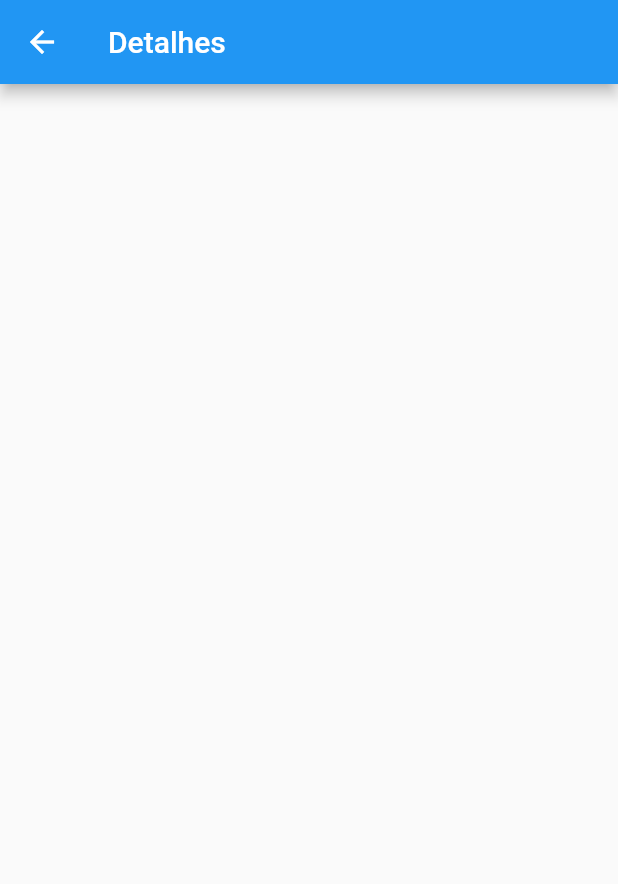
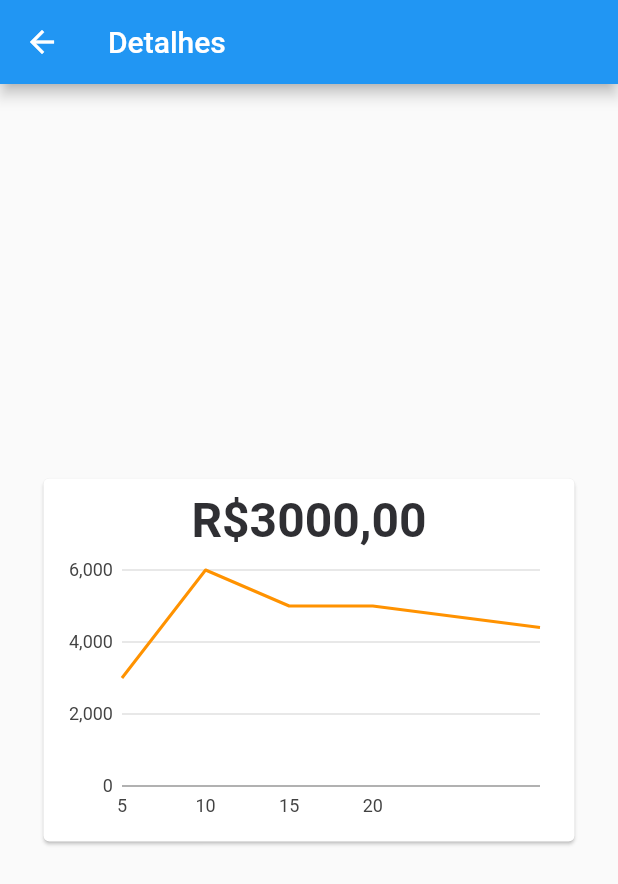
Before and after one commit to CamileBarros/ListagemCrypto, a Flutter app: the HomeDetails screen opened by its route, on a phone screen of 412 x 824 dp. Shown: the top 884 px of the screen. Run offline on Flutter 3.47's test engine with Material 2 defaults, Android fonts, the phone set to English and light mode, and no system bars; our stand-ins replace charts_flutter, google_fonts.

Commit message:
charts started

```diff
--- a/lib/main.dart
+++ b/lib/main.dart
@@ -19,7 +19,7 @@ class MyApp extends StatelessWidget {
       routes: {
         '/homeWallet': (BuildContext context) => const HomeWalletPage(),
         '/homepagge': (BuildContext context) => HomePage(),
-        '/details': (BuildContext context) => const HomeDetails(),
+        '/details': (BuildContext context) => HomeDetails(),
         '/navBar': (BuildContext context) => const BottomNavBar()
       },
       debugShowCheckedModeBanner: false,
--- a/lib/modules/pages/details/details_page.dart
+++ b/lib/modules/pages/details/details_page.dart
@@ -1,8 +1,11 @@
 import 'package:flutter/material.dart';
-import 'package:listagem_crypto/shared/model/crypto_list_model.dart';
+import 'package:listagem_crypto/shared/model/charts_model.dart';
+import 'package:listagem_crypto/shared/themes/app_colors.dart';
+import 'package:charts_flutter/flutter.dart' as charts;
+import 'package:listagem_crypto/shared/widgets/crypto_chart.dart';
 
 class HomeDetails extends StatefulWidget {
-  const HomeDetails({
+  HomeDetails({
     Key? key,
   }) : super(key: key);
 
@@ -11,11 +14,37 @@ class HomeDetails extends StatefulWidget {
 }
 
 class _HomeDetailsState extends State<HomeDetails> {
+  final List<ChartsCryptoList> data = [
+    ChartsCryptoList(
+        actualValue: 3000,
+        period: 5,
+        barColor: charts.ColorUtil.fromDartColor(AppColors.linePrimary)),
+    ChartsCryptoList(
+        actualValue: 6000,
+        period: 10,
+        barColor: charts.ColorUtil.fromDartColor(AppColors.linePrimary)),
+    ChartsCryptoList(
+        actualValue: 5000,
+        period: 15,
+        barColor: charts.ColorUtil.fromDartColor(AppColors.linePrimary)),
+    ChartsCryptoList(
+        actualValue: 5000,
+        period: 20,
+        barColor: charts.ColorUtil.fromDartColor(AppColors.linePrimary)),
+    ChartsCryptoList(
+        actualValue: 4400,
+        period: 30,
+        barColor: charts.ColorUtil.fromDartColor(AppColors.linePrimary)),
+  ];
+
   @override
   Widget build(BuildContext context) {
     return Scaffold(
-      appBar: AppBar(title: const Text('Detalhes')),
-      body: Column(),
+      appBar: AppBar(title: Text('Detalhes')),
+      body: Center(
+          child: CryptoChart(
+        data: data,
+      )),
     );
   }
 }
--- /dev/null
+++ b/lib/shared/model/charts_model.dart
@@ -0,0 +1,12 @@
+import 'package:charts_flutter/flutter.dart' as charts;
+
+class ChartsCryptoList {
+  int actualValue;
+  int period;
+  charts.Color barColor;
+
+  ChartsCryptoList(
+      {required this.actualValue,
+      required this.period,
+      required this.barColor});
+}
--- /dev/null
+++ b/lib/shared/model/crypto_info_model.dart
@@ -0,0 +1,12 @@
+class CryptoInfo {
+  int actualValue;
+  int marketCapt;
+  int valueMin;
+  int valueMax;
+
+  CryptoInfo(
+      {required this.actualValue,
+      required this.marketCapt,
+      required this.valueMin,
+      required this.valueMax});
+}
--- a/lib/shared/model/crypto_list_model.dart
+++ b/lib/shared/model/crypto_list_model.dart
@@ -1,13 +1,8 @@
-import 'package:flutter/src/widgets/basic.dart';
-
 class CryptoListModel {
   String initialsCrypto;
   String nameCrypto;
   int investedAmount;
   int dayVariation;
-
-  // CryptoListModel(this.initialsCrypto, this.nameCrypto, this.investedAmount,
-  //     this.dayVariation);
 
   CryptoListModel(
       {required this.initialsCrypto,
--- /dev/null
+++ b/lib/shared/themes/app_colors.dart
@@ -0,0 +1,11 @@
+import 'package:flutter/cupertino.dart';
+
+class AppColors {
+  static final primary = Color(0xFFF5F6FA);
+  static final brandPrimary = Color(0xFFE02B57);
+  static final background = Color(0xFFE5E5E5);
+  static final statusPos = Color(0xFFA0F4E0);
+  static final statusNeg = Color(0xFFF7A1A1);
+  static final textPrimary = Color(0xFF2F2F33);
+  static final linePrimary = Color(0xFFFF9200);
+}
--- /dev/null
+++ b/lib/shared/themes/app_text_style.dart
@@ -0,0 +1,8 @@
+import 'package:flutter/cupertino.dart';
+import 'package:google_fonts/google_fonts.dart';
+import 'package:listagem_crypto/shared/themes/app_colors.dart';
+
+class TextStyles {
+  static final titlePrimary = GoogleFonts.lexendDeca(
+      fontSize: 32, fontWeight: FontWeight.w700, color: AppColors.textPrimary);
+}
--- /dev/null
+++ b/lib/shared/widgets/crypto_chart.dart
@@ -0,0 +1,49 @@
+import 'package:charts_flutter/flutter.dart' as charts;
+import 'package:flutter/material.dart';
+import 'package:listagem_crypto/shared/model/charts_model.dart';
+import 'package:listagem_crypto/shared/themes/app_text_style.dart';
+
+class CryptoChart extends StatelessWidget {
+  final List<ChartsCryptoList> data;
+
+  const CryptoChart({Key? key, required this.data}) : super(key: key);
+
+  @override
+  Widget build(BuildContext context) {
+    List<charts.Series<ChartsCryptoList, num>> series = [
+      charts.Series(
+          id: "charts",
+          data: data,
+          domainFn: (ChartsCryptoList series, _) => series.period,
+          measureFn: (ChartsCryptoList series, _) => series.actualValue,
+          colorFn: (ChartsCryptoList series, _) => series.barColor)
+    ];
+
+    return Container(
+      height: 300,
+      padding: EdgeInsets.all(25),
+      child: Card(
+        child: Padding(
+          padding: const EdgeInsets.all(9.0),
+          child: Column(
+            children: <Widget>[
+              Text(
+                "R\$3000,00",
+                style: TextStyles.titlePrimary,
+              ),
+              Expanded(
+                child: charts.LineChart(series,
+                    domainAxis: const charts.NumericAxisSpec(
+                      tickProviderSpec:
+                          charts.BasicNumericTickProviderSpec(zeroBound: false),
+                      viewport: charts.NumericExtents(5, 20),
+                    ),
+                    animate: true),
+              )
+            ],
+          ),
+        ),
+      ),
+    );
+  }
+}
--- a/pubspec.yaml
+++ b/pubspec.yaml
@@ -28,7 +28,6 @@ environment:
 # versions available, run `flutter pub outdated`.
 dependencies:
   flutter_riverpod: ^0.14.0+3
-  draw_graph: ^1.0.0
 
 
 
@@ -42,6 +41,7 @@ dependencies:
   cupertino_icons: ^1.0.2
   google_fonts: ^2.3.1
   provider: ^6.0.2
+  charts_flutter: ^0.12.0
 
 
 dev_dependencies:
```
Also changed, not shown: assets/images/Vector.png (added), lib/shared/themes/app_images.dart (added), pubspec.lock.
